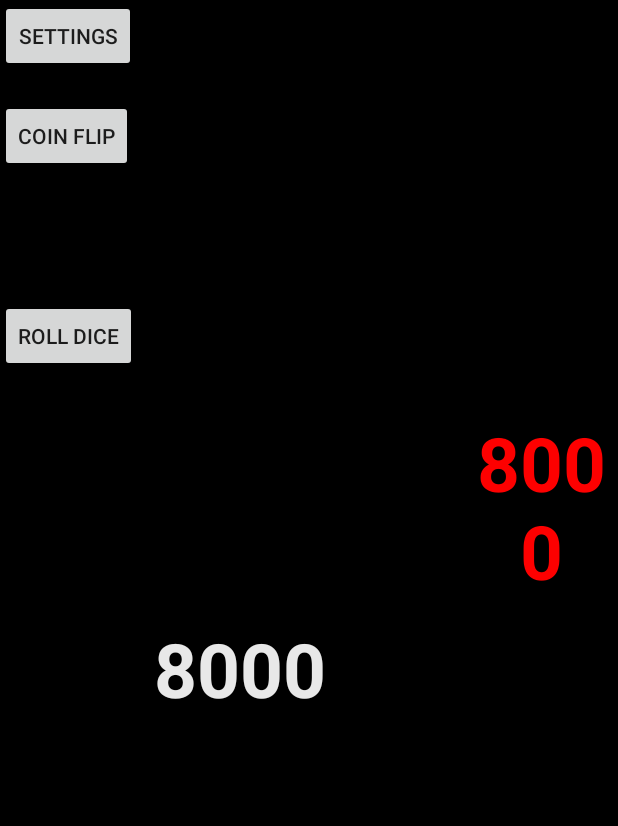
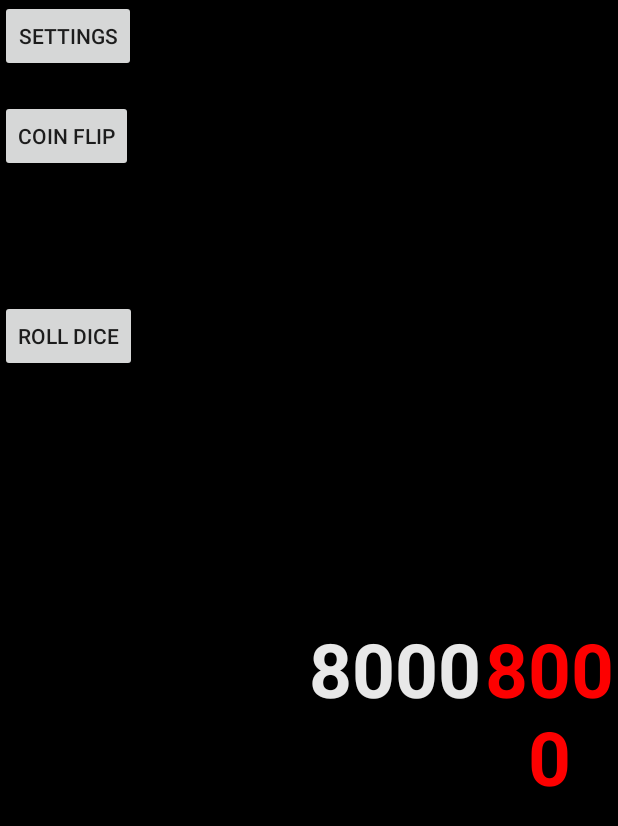
Before and after one commit to DavidMcNamara/ygo-life-points, an Android app: the screen it shows after launch (FullscreenActivity), on a phone screen of 412 x 824 dp. Shown: the top 826 px of the screen. Run offline under Robolectric (Android 15) with nearby library versions, the phone set to English and light mode, and no system bars.

Commit message:
Improved life point display. Removal of some redundant code

```diff
--- a/app/src/main/java/com/example/ygolifepoints/FullscreenActivity.java
+++ b/app/src/main/java/com/example/ygolifepoints/FullscreenActivity.java
@@ -22,6 +22,7 @@ import android.view.WindowManager;
 import android.view.inputmethod.InputMethodManager;
 import android.widget.Button;
 import android.widget.EditText;
+import android.widget.LinearLayout;
 import android.widget.TextView;
 
 import org.w3c.dom.Text;
@@ -42,6 +43,9 @@ public class FullscreenActivity extends AppCompatActivity {
     private Button coinFlipButton;
     private Button rollDiceButton;
 
+    // CONTAINERS
+    private LinearLayout lifePointContainer;
+
     private final Runnable mHidePart2Runnable = new Runnable() {
         @SuppressLint("InlinedApi")
         @Override
@@ -55,6 +59,7 @@ public class FullscreenActivity extends AppCompatActivity {
         }
     };
     private View mControlsView;
+
     private final Runnable mShowPart2Runnable = new Runnable() {
         @Override
         public void run() {
@@ -63,8 +68,6 @@ public class FullscreenActivity extends AppCompatActivity {
                 actionBar.show();
             }
             mControlsView.setVisibility(View.VISIBLE);
-
-
         }
     };
     private boolean mVisible;
@@ -76,25 +79,6 @@ public class FullscreenActivity extends AppCompatActivity {
         }
     };
 
-    private final View.OnTouchListener mDelayHideTouchListener = new View.OnTouchListener() {
-        @Override
-        public boolean onTouch(View view, MotionEvent motionEvent) {
-            switch (motionEvent.getAction()) {
-                case MotionEvent.ACTION_DOWN:
-                    if (AUTO_HIDE) {
-                        delayedHide(AUTO_HIDE_DELAY_MILLIS);
-                    }
-                    break;
-                case MotionEvent.ACTION_UP:
-                    view.performClick();
-                    break;
-                default:
-                    break;
-            }
-            return false;
-        }
-    };
-
     @Override
     protected void onCreate(Bundle savedInstanceState) {
         super.onCreate(savedInstanceState);
@@ -103,73 +87,44 @@ public class FullscreenActivity extends AppCompatActivity {
         mControlsView = findViewById(R.id.fullscreen_content_controls);
         mContentView = findViewById(R.id.playerOneLpDisplay);
 
+        // get the screen info and set the position of the life points
+        getScreenInfo();
         // set up the settings button
         optionsButtonSetup();
         // set up the coin flip button
         coinFlipSetup();
         // set up the dice roll button
         rollDiceSetup();
-        ////////////////////////////////
-        // get the device orientation
-        // TODO change the layout depending on the device orientation
-        String orientation = getScreenOrientation();
 
-        boolean sideBySide = true; // temp
-
-        // screen info
-        DisplayMetrics displayMetrics = new DisplayMetrics();
-        getWindowManager().getDefaultDisplay().getMetrics(displayMetrics);
-        int height = displayMetrics.heightPixels;
-        int width = displayMetrics.widthPixels;
-        // TODO align the life point displays in the correct location when everything is working correctly
         // Player one lp display
-        playerOneLpDisplay = (TextView) findViewById(R.id.playerOneLpDisplay);
-        if(!sideBySide)
-            playerOneLpDisplay.setPadding(0, height - (height/4), 0, 0);
-        else
-            playerOneLpDisplay.setPadding(width/4, height/2, 0, 0);
+        playerOneLpDisplay = findViewById(R.id.playerOneLpDisplay);
         playerOneLpDisplay.setOnClickListener(new View.OnClickListener() {
             @Override
             public void onClick(View v) {
-                System.out.println("clicked the lp");
                 createAlert("Update Player 1 Life Points", 1);
             }
         });
+
         // Player two lp display
-        playerTwoLpDisplay = (TextView) findViewById(R.id.playerTwoLpDisplay);
-        if(!sideBySide)
-            playerTwoLpDisplay.setPadding(0, 0, 0, height/4);
-        else
-            playerTwoLpDisplay.setPadding(width - (width/4), height/3, 0, 0);
+        playerTwoLpDisplay = findViewById(R.id.playerTwoLpDisplay);
         playerTwoLpDisplay.setOnClickListener(new View.OnClickListener() {
             @Override
             public void onClick(View v) {
-                System.out.println("clicked the lp");
                 createAlert("Update Player 2 Life Points", 2);
             }
         });
+    }
 
-        // Set up the user interaction to manually show or hide the system UI.
-//        mContentView.setOnClickListener(new View.OnClickListener() {
-//            @Override
-//            public void onClick(View view) {
-//                System.out.println("User Clicked the screen");
-//            }
-//        });
-
-        // Upon interacting with UI controls, delay any scheduled hide()
-        // operations to prevent the jarring behavior of controls going away
-        // while interacting with the UI.
-        findViewById(R.id.dummy_button).setOnTouchListener(mDelayHideTouchListener);
+    // recalculate and reposition the life point location
+    @Override
+    public void onConfigurationChanged(Configuration newConfig) {
+        super.onConfigurationChanged(newConfig);
+        getScreenInfo();
     }
 
     @Override
     protected void onPostCreate(Bundle savedInstanceState) {
         super.onPostCreate(savedInstanceState);
-
-        // Trigger the initial hide() shortly after the activity has been
-        // created, to briefly hint to the user that UI controls
-        // are available.
         delayedHide(100);
     }
 
@@ -233,6 +188,7 @@ public class FullscreenActivity extends AppCompatActivity {
 
         dialog.show();
     }
+
     private void updateLp(int player, boolean increase, int amount){
         int currentLp;
 
@@ -269,6 +225,7 @@ public class FullscreenActivity extends AppCompatActivity {
         Intent intent = new Intent(this, Settings.class);
         startActivity(intent);
     }
+
     private void displaySettings(){
         Intent intent = new Intent(this, Settings.class);
         startActivity(intent);
@@ -285,21 +242,16 @@ public class FullscreenActivity extends AppCompatActivity {
         Intent intent = new Intent(this, rollDice.class);
         startActivity(intent);
     }
+
+    // change to log activity
     private void viewLog(){
-
-    }
-
-    private String getScreenOrientation(){
-        int orientation = getWindowManager().getDefaultDisplay().getRotation();
-        if (orientation%4==0 || orientation%4==2)
-            return "Portrait";
-        else if (orientation%4==1 || orientation%4==3)
-            return "Landscape";
-        return "Something when wrong";
+        // a record of all life point changes
+//        Intent intent = new Intent(this, viewLog.class);
+//        startActivity(intent);
     }
 
     private void optionsButtonSetup(){
-        optionsButton = (Button) findViewById(R.id.options_button);
+        optionsButton = findViewById(R.id.options_button);
         optionsButton.setOnClickListener(new View.OnClickListener() {
             @Override
             public void onClick(View v) {
@@ -309,7 +261,7 @@ public class FullscreenActivity extends AppCompatActivity {
     }
 
     private void coinFlipSetup(){
-        coinFlipButton = (Button) findViewById(R.id.coin_flip_button);
+        coinFlipButton = findViewById(R.id.coin_flip_button);
         coinFlipButton.setOnClickListener(new View.OnClickListener() {
             @Override
             public void onClick(View v) {
@@ -319,7 +271,7 @@ public class FullscreenActivity extends AppCompatActivity {
     }
 
     private void rollDiceSetup(){
-        rollDiceButton = (Button) findViewById(R.id.dice_roll_button);
+        rollDiceButton = findViewById(R.id.dice_roll_button);
         rollDiceButton.setOnClickListener(new View.OnClickListener() {
             @Override
             public void onClick(View v) {
@@ -327,4 +279,14 @@ public class FullscreenActivity extends AppCompatActivity {
             }
         });
     }
+
+    public void getScreenInfo(){
+        DisplayMetrics displayMetrics = new DisplayMetrics();
+        getWindowManager().getDefaultDisplay().getMetrics(displayMetrics);
+        int height = displayMetrics.heightPixels;
+        int width = displayMetrics.widthPixels;
+
+        lifePointContainer = findViewById(R.id.life_point_container);
+        lifePointContainer.setPadding(width/2, height/2, 0, 0);
+    }
 }
--- a/app/src/main/java/com/example/ygolifepoints/coinFlip.java
+++ b/app/src/main/java/com/example/ygolifepoints/coinFlip.java
@@ -25,7 +25,6 @@ import android.widget.TextView;
 
 
 public class coinFlip extends AppCompatActivity {
-    // TODO create new art for the coins
     // TODO add a back button to the main activity
     private Button flipCoin;
     private Button removeCoin;
@@ -45,7 +44,6 @@ public class coinFlip extends AppCompatActivity {
         super.onCreate(savedInstanceState);
         setContentView(R.layout.activity_coin_flip);
 
-        //height = findScreenInfo();
         height = getHeight();
 
         cl = (ConstraintLayout) findViewById(R.id.cl);
@@ -129,7 +127,6 @@ public class coinFlip extends AppCompatActivity {
 
             }
         });
-
         coin.startAnimation(fadeOut);
     }
 
--- a/app/src/main/res/layout/activity_fullscreen.xml
+++ b/app/src/main/res/layout/activity_fullscreen.xml
@@ -18,6 +18,12 @@
     <!-- This FrameLayout insets its children based on system windows using
          android:fitsSystemWindows. -->
 
+    <LinearLayout
+        android:id="@+id/life_point_container"
+        android:layout_width="match_parent"
+        android:layout_height="match_parent"
+        android:orientation="horizontal">
+
         <TextView
             android:id="@+id/playerOneLpDisplay"
             android:layout_width="wrap_content"
@@ -33,8 +39,7 @@
             android:textAlignment="center"
             android:textColor="#E8E8E8"
             android:textSize="50sp"
-        android:textStyle="bold"
-        />
+            android:textStyle="bold" />
 
         <TextView
             android:id="@+id/playerTwoLpDisplay"
@@ -53,6 +58,7 @@
             android:textColor="#FD0000"
             android:textSize="50sp"
             android:textStyle="bold" />
+    </LinearLayout>
 
     <Button
         android:id="@+id/options_button"
```
Also changed, not shown: app/src/main/java/com/example/ygolifepoints/rollDice.java (+47 -43 lines). Lines whose indentation alone changed are shown as unchanged.
